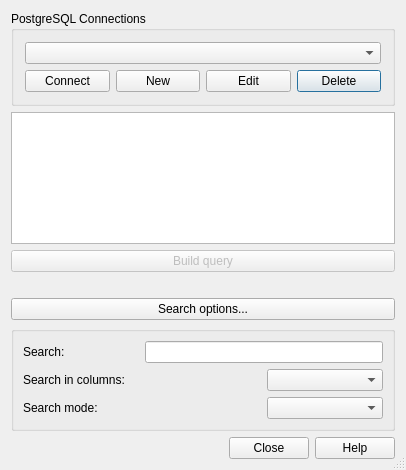
Old version of the form qgis/src/ui/qgspgsourceselectbase.ui in the repository sourcepole/qgis.
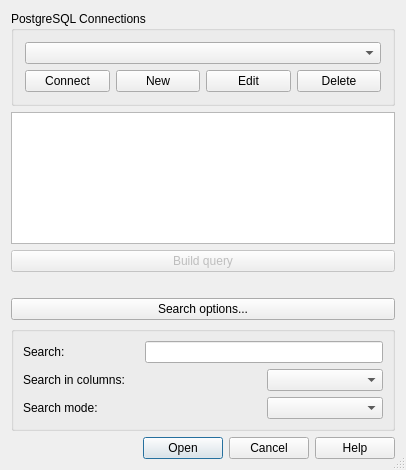
New version of the form. Icons and pictures are not drawn.

What changed in the file:
```diff
--- a/qgis/src/ui/qgspgsourceselectbase.ui
+++ b/qgis/src/ui/qgspgsourceselectbase.ui
@@ -165,7 +165,7 @@
    <item>
     <widget class="QDialogButtonBox" name="buttonBox">
      <property name="standardButtons">
-      <set>QDialogButtonBox::Close|QDialogButtonBox::Help</set>
+      <set>QDialogButtonBox::Cancel|QDialogButtonBox::Help|QDialogButtonBox::Open</set>
      </property>
     </widget>
    </item>
```
Left out of the diff: 24 changed lines with no effect on the pictures.
